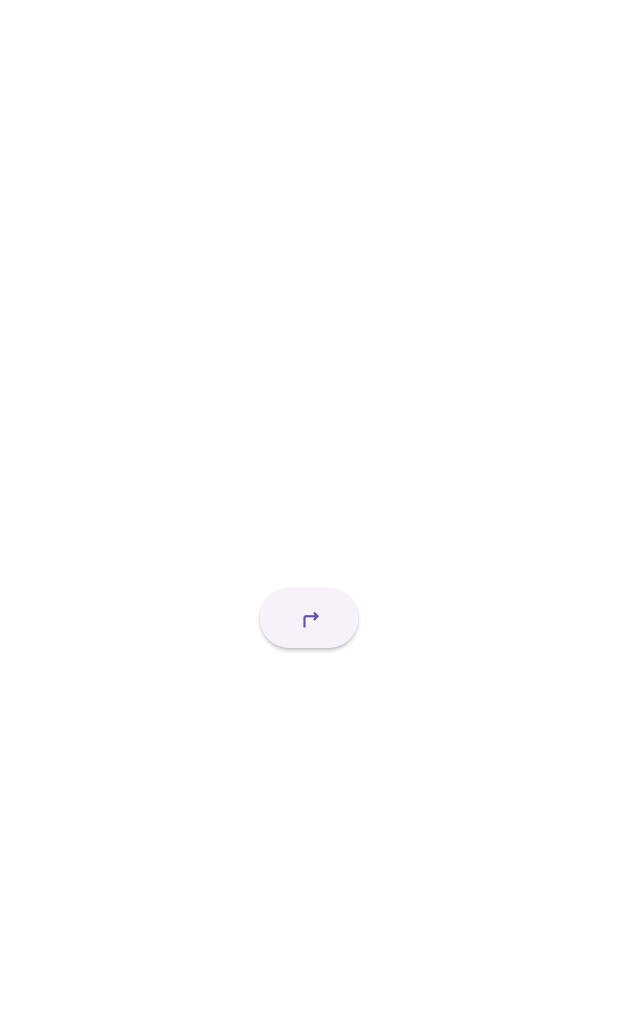
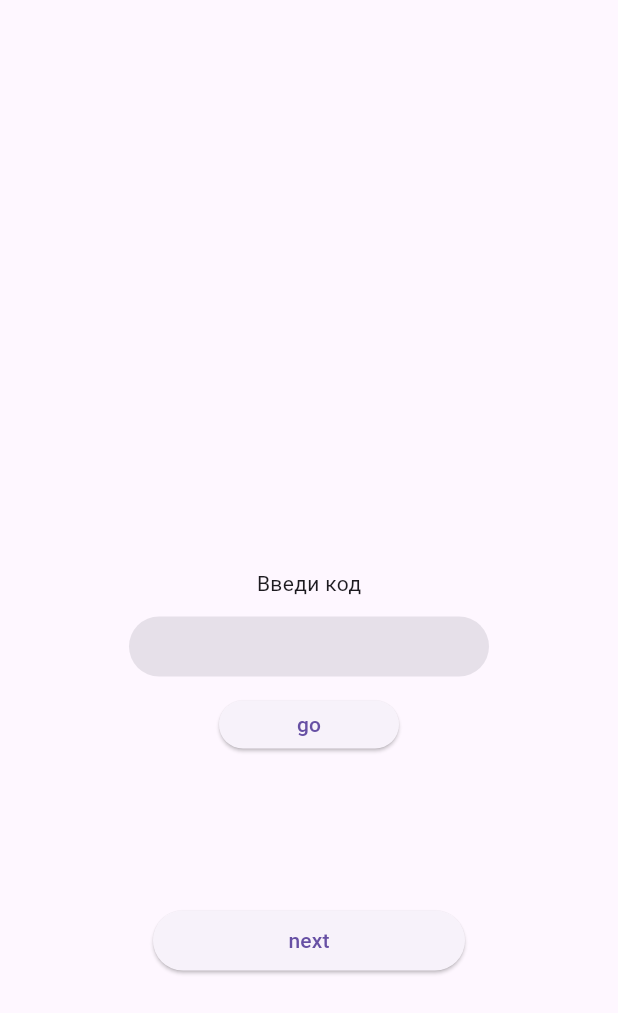
Before and after one commit to AnatoliyRoslyakov/teacher_mate, a Flutter app: the screen it shows after launch, on a phone screen of 412 x 824 dp. Shown: the top 1013 px of the screen. Run offline on Flutter 3.47's test engine with Material 3 defaults, Android fonts, the phone set to English and light mode, and no system bars; our stand-ins replace dio, flutter_bloc, flutter_staggered_animations, get_it, go_router, pretty_dio_logger and 3 more; generated files the repository leaves out were written again.

Commit message:
add auth

```diff
--- a/lib/core/api/api_handler.dart
+++ b/lib/core/api/api_handler.dart
@@ -4,6 +4,7 @@ import 'package:teacher_mate/core/models/request/auth_request.dart';
 import 'package:teacher_mate/core/models/request/lesson_delete_request.dart';
 import 'package:teacher_mate/core/models/request/lesson_request.dart';
 import 'package:teacher_mate/core/models/request/student_request.dart';
+import 'package:teacher_mate/core/models/response/auth_response.dart';
 import 'package:teacher_mate/core/models/response/lesson_response.dart';
 import 'package:teacher_mate/core/models/response/student_response.dart';
 
@@ -32,5 +33,5 @@ abstract class ApiHandler {
   Future<List<StudentResponse>> getListStudent();
 
   @POST('/login')
-  Future<String> login(@Body() AuthRequest authRequest);
+  Future<AuthResponse> login(@Body() AuthRequest authRequest);
 }
--- /dev/null
+++ b/lib/core/api/auth_interceptors.dart
@@ -0,0 +1,40 @@
+import 'package:dio/dio.dart';
+import 'package:teacher_mate/core/api/dio_auth_action.dart';
+
+class AuthInterceptor extends Interceptor {
+  AbstractDioAuthActions? authActions;
+
+  AuthInterceptor({
+    this.authActions,
+  });
+
+  @override
+  void onError(
+    DioException err,
+    ErrorInterceptorHandler handler,
+  ) {
+    if (err.response?.statusCode == 401 || err.response?.statusCode == 403) {
+      authActions?.onUnAuthedError();
+    }
+    handler.next(err);
+  }
+
+  @override
+  void onRequest(
+    RequestOptions options,
+    RequestInterceptorHandler handler,
+  ) {
+    final requestOptions = _requestInterceptor(options);
+    handler.next(requestOptions);
+  }
+
+  RequestOptions _requestInterceptor(RequestOptions options) {
+    final token = authActions?.token;
+    if (token != null) {
+      options.headers.addAll(<String, String>{'authorization': token});
+    } else {
+      options.headers.remove('authorization');
+    }
+    return options;
+  }
+}
--- /dev/null
+++ b/lib/core/api/dio_auth_action.dart
@@ -0,0 +1,5 @@
+abstract class AbstractDioAuthActions {
+  String? get token;
+
+  void onUnAuthedError();
+}
--- a/lib/main.dart
+++ b/lib/main.dart
@@ -1,7 +1,10 @@
+import 'dart:developer';
+
 import 'package:flutter/material.dart';
 import 'package:flutter_bloc/flutter_bloc.dart';
 import 'package:go_router/go_router.dart';
 import 'package:teacher_mate/core/di/injector.dart';
+import 'package:teacher_mate/src/bloc/auth_bloc/auth_bloc.dart';
 import 'package:teacher_mate/src/bloc/calendar_bloc/calendar_bloc.dart';
 import 'package:teacher_mate/src/bloc/student_bloc/student_bloc.dart';
 import 'package:teacher_mate/src/config/app_config.dart';
@@ -27,20 +30,46 @@ class _AppState extends State<App> {
   @override
   Widget build(BuildContext context) {
     return MultiBlocProvider(
-      providers: [
-        BlocProvider(
-            create: (context) =>
-                injector.get<CalendarBloc>()..add(const CalendarEvent.read())),
-        BlocProvider(
-            create: (context) =>
-                injector.get<StudentBloc>()..add(const StudentEvent.read())),
-      ],
-      child: MaterialApp.router(
-        routerConfig: router,
+      providers: _globalBlocs(),
+      child: MultiBlocListener(
+        listeners: _globalListeners(),
+        child: MaterialApp.router(
+          routerConfig: router,
+        ),
       ),
-
-      //  const MaterialApp(
-      //     debugShowCheckedModeBanner: false, home: CalendarBaseWidget()));
     );
   }
 }
+
+List<BlocProvider> _globalBlocs() {
+  return [
+    BlocProvider<AuthBloc>(
+      create: (context) =>
+          injector.get<AuthBloc>()..add(const AuthEvent.init()),
+    ),
+    BlocProvider<CalendarBloc>(
+        create: (context) =>
+            injector.get<CalendarBloc>()..add(const CalendarEvent.read())),
+    BlocProvider<StudentBloc>(
+        create: (context) =>
+            injector.get<StudentBloc>()..add(const StudentEvent.read())),
+  ];
+}
+
+List<BlocListener> _globalListeners() {
+  return [
+    BlocListener<AuthBloc, AuthState>(
+      listener: (context, state) {
+        log(state.token);
+        if (state.token.isNotEmpty) {
+          AppRouter.rootNavigatorKey.currentContext
+              ?.goNamed(MobileRoutes.home.name);
+        } else {
+          AppRouter.rootNavigatorKey.currentContext
+              ?.goNamed(MobileRoutes.login.name);
+        }
+      },
+      listenWhen: (previous, current) => previous != current,
+    ),
+  ];
+}
--- a/lib/src/bloc/auth_bloc/auth_bloc.dart
+++ b/lib/src/bloc/auth_bloc/auth_bloc.dart
@@ -1,6 +1,10 @@
-// ignore_for_file: public_member_api_docs, sort_constructors_first
+import 'dart:developer';
+
 import 'package:flutter_bloc/flutter_bloc.dart';
 
+import 'package:teacher_mate/core/api/auth_interceptors.dart';
+import 'package:teacher_mate/core/api/dio_auth_action.dart';
+import 'package:teacher_mate/core/models/response/auth_response.dart';
 import 'package:teacher_mate/src/repository/auth_repository/auth_repository.dart';
 
 sealed class AuthEvent {
@@ -9,6 +13,10 @@ sealed class AuthEvent {
   const factory AuthEvent.init() = AuthInitEvent;
 
   const factory AuthEvent.logout() = AuthLogoutEvent;
+
+  const factory AuthEvent.updateCode(String code) = AuthUpdateCodeEvent;
+
+  const factory AuthEvent.getToken() = AuthGetTokenEvent;
 }
 
 class AuthInitEvent extends AuthEvent {
@@ -19,28 +27,50 @@ class AuthLogoutEvent extends AuthEvent {
   const AuthLogoutEvent();
 }
 
+class AuthGetTokenEvent extends AuthEvent {
+  const AuthGetTokenEvent();
+}
+
+class AuthUpdateCodeEvent extends AuthEvent {
+  final String code;
+  const AuthUpdateCodeEvent(this.code);
+}
+
 class AuthState {
   final String token;
-  const AuthState({required this.token});
-  const factory AuthState.authed({
-    required String token,
-  }) = AuthState;
-  factory AuthState.notAuthed() => const AuthState(token: '');
+  final String code;
+  const AuthState({required this.code, required this.token});
+
+  factory AuthState.notAuthed() => const AuthState(code: '', token: '');
+
+  AuthState copyWith({
+    String? token,
+    String? code,
+  }) {
+    return AuthState(
+      token: token ?? this.token,
+      code: code ?? this.code,
+    );
+  }
 }
 
-class AuthBloc extends Bloc<AuthEvent, AuthState> {
+class AuthBloc extends Bloc<AuthEvent, AuthState>
+    implements AbstractDioAuthActions {
   IAuthRepository authRepository;
-  AuthBloc(
-    this.authRepository,
-  ) : super(AuthState.notAuthed()) {
+  final AuthInterceptor authInterceptor;
+  AuthBloc(this.authRepository, this.authInterceptor)
+      : super(AuthState.notAuthed()) {
+    authInterceptor.authActions = this;
     on<AuthInitEvent>(_init);
+    on<AuthUpdateCodeEvent>(_updateCode);
     on<AuthLogoutEvent>(_logout);
+    on<AuthGetTokenEvent>(_getToken);
   }
 
   Future<void> _init(AuthInitEvent event, Emitter<AuthState> emitter) async {
-    final token = await authRepository.checkAuth();
+    String token = await authRepository.checkAuth();
     if (token.isNotEmpty) {
-      emitter(AuthState.authed(token: token));
+      emitter(state.copyWith(token: token));
       return;
     }
     emitter(AuthState.notAuthed());
@@ -53,6 +83,31 @@ class AuthBloc extends Bloc<AuthEvent, AuthState> {
     );
     await authRepository.logout();
   }
+
+  Future<void> _getToken(
+      AuthGetTokenEvent event, Emitter<AuthState> emitter) async {
+    try {
+      String token = await authRepository.login(code: state.code);
+      log(token);
+      log(state.code);
+      emitter(state.copyWith(token: token));
+    } catch (e) {
+      emitter(
+        AuthState.notAuthed(),
+      );
+    }
+  }
+
+  Future<void> _updateCode(
+      AuthUpdateCodeEvent event, Emitter<AuthState> emitter) async {
+    emitter(state.copyWith(code: event.code));
+  }
+
+  @override
+  void onUnAuthedError() {}
+
+  @override
+  String? get token => state.token;
 }
 
 // понять что такое AbstractDioAuthActions
--- a/lib/src/pages/login_page.dart
+++ b/lib/src/pages/login_page.dart
@@ -1,23 +1,150 @@
 import 'package:flutter/material.dart';
 import 'package:go_router/go_router.dart';
+import 'package:teacher_mate/src/bloc/auth_bloc/auth_bloc.dart';
 import 'package:teacher_mate/src/router/app_router.dart';
+import 'package:url_launcher/url_launcher.dart';
 
-class LoginPage extends StatefulWidget {
-  const LoginPage({super.key});
+// class LoginPage extends StatefulWidget {
+//   const LoginPage({super.key});
 
-  @override
-  State<LoginPage> createState() => _LoginPageState();
-}
+//   @override
+//   State<LoginPage> createState() => _LoginPageState();
+// }
 
-class _LoginPageState extends State<LoginPage> {
+// class _LoginPageState extends State<LoginPage> {
+//   @override
+//   Widget build(BuildContext context) {
+//     return Center(
+//       child: ElevatedButton(
+//           onPressed: () {
+//             context.go(MobileRoutes.home.path);
+//           },
+//           child: const Icon(Icons.turn_right)),
+//     );
+//   }
+// }
+
+import 'package:flutter/services.dart';
+import 'package:flutter_bloc/flutter_bloc.dart';
+
+class LoginPage extends StatelessWidget {
+  const LoginPage();
   @override
   Widget build(BuildContext context) {
-    return Center(
-      child: ElevatedButton(
-          onPressed: () {
-            context.go(MobileRoutes.home.path);
+    final showKeyboard = MediaQuery.of(context).viewInsets.bottom > 0;
+    return BlocConsumer<AuthBloc, AuthState>(
+      listener: (context, state) {
+        if (state.token.isNotEmpty) {
+          context.read<AuthBloc>().add(const AuthInitEvent());
+        }
+      },
+      builder: (context, state) => Scaffold(
+        body: GestureDetector(
+          onTap: () {
+            FocusScope.of(context).unfocus();
           },
-          child: const Icon(Icons.turn_right)),
+          child: Center(
+            child: SingleChildScrollView(
+              physics: const BouncingScrollPhysics(),
+              child: Column(
+                mainAxisAlignment: MainAxisAlignment.center,
+                children: [
+                  const SizedBox(
+                    height: 126,
+                  ),
+                  const SizedBox(
+                    height: 76,
+                  ),
+                  Text(
+                    'Введи код',
+                  ),
+                  const SizedBox(
+                    height: 12,
+                  ),
+                  SizedBox(
+                    height: 40,
+                    width: 240,
+                    child: TextFormField(
+                      onChanged: (value) {
+                        context
+                            .read<AuthBloc>()
+                            .add(AuthUpdateCodeEvent(value));
+                      },
+                      keyboardType: TextInputType.text,
+                      inputFormatters: [
+                        FilteringTextInputFormatter.singleLineFormatter
+                      ],
+                      decoration: InputDecoration(
+                        filled: true,
+                        // fillColor: context.colors.secondaryElement,
+                        border: OutlineInputBorder(
+                          borderSide: BorderSide.none,
+                          borderRadius: BorderRadius.circular(20),
+                        ),
+                        contentPadding:
+                            const EdgeInsets.only(left: 15, right: 15),
+                        // hintText: context.localization.loginField,
+                        // hintStyle: AppTextStyle.appButton1.copyWith(
+                        //   color: context.colors.white,
+                        //   fontSize: 15,
+                        // ),
+                        enabledBorder: const OutlineInputBorder(
+                          borderRadius: BorderRadius.all(Radius.circular(20)),
+                          borderSide: BorderSide.none,
+                        ),
+                      ),
+                    ),
+                  ),
+                  const SizedBox(
+                    height: 16,
+                  ),
+                  SizedBox(
+                      height: 32,
+                      width: 120,
+                      child: ElevatedButton(
+                          onPressed: () {
+                            UrlUtils.openBot();
+                          },
+                          child: Text('go'))
+                      // SecondaryButton.normal(
+                      //   label: context.localization.loginGetCode,
+                      //   fontSize: 12,
+                      //   onTap: () {
+                      //     UrlUtils.openBot();
+                      //   },
+                      // ),
+                      ),
+                  if (!showKeyboard) ...[
+                    const SizedBox(
+                      height: 108,
+                    ),
+                    SizedBox(
+                        height: 40,
+                        width: 208,
+                        child: ElevatedButton(
+                            onPressed: () {
+                              context.read<AuthBloc>().add(AuthGetTokenEvent());
+                            },
+                            child: Text('next'))),
+                  ]
+                ],
+              ),
+            ),
+          ),
+        ),
+      ),
     );
   }
 }
+
+class UrlUtils {
+  // tgBot: tg:resolve?domain=finance_auth_bot
+// tgDownload: https://play.google.com/store/apps/details?id=org.telegram.messenger
+
+  static Future<void> openBot() async {
+    final Uri url = Uri.parse('tg://resolve?domain=teacher_mate_bot');
+    if (!await launchUrl(url)) {
+      throw Exception('Could not launch $url');
+    }
+  }
+}
--- a/pubspec.yaml
+++ b/pubspec.yaml
@@ -29,6 +29,7 @@ dependencies:
   collection: ^1.18.0
   url_strategy: ^0.2.0
   shared_preferences: ^2.2.3
+  url_launcher: ^6.3.0
 
 
 dev_dependencies:
```
Also changed, not shown: lib/core/api/dio_helper.dart (+5 -8 lines), lib/core/di/injector.dart (+23 -1 lines), lib/core/models/response/auth_response.dart (added, +16 -0 lines), lib/src/pages/home_page.dart (+6 -1 lines), lib/src/repository/auth_repository/auth_repository.dart (+6 -5 lines), lib/core/api/api_handler.g.dart, lib/core/models/response/auth_response.g.dart (added), pubspec.lock, 11 other files.
